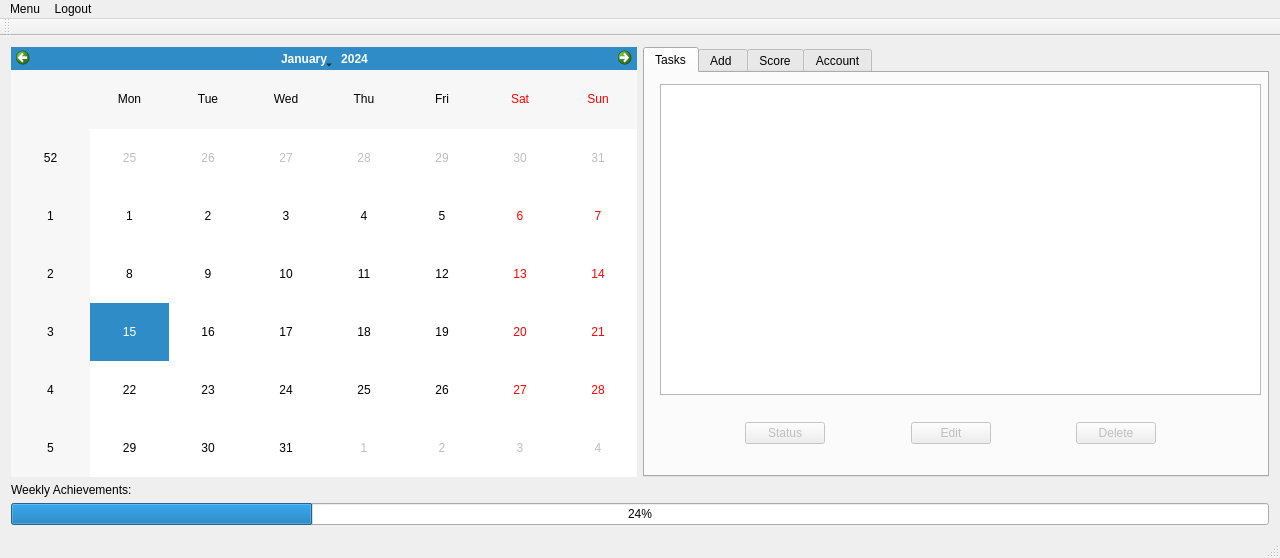
First picture: the form in PersonalPlanner/mainwindow.ui, repository sabrine-gamdou/PersonalPlanner, before the edit.
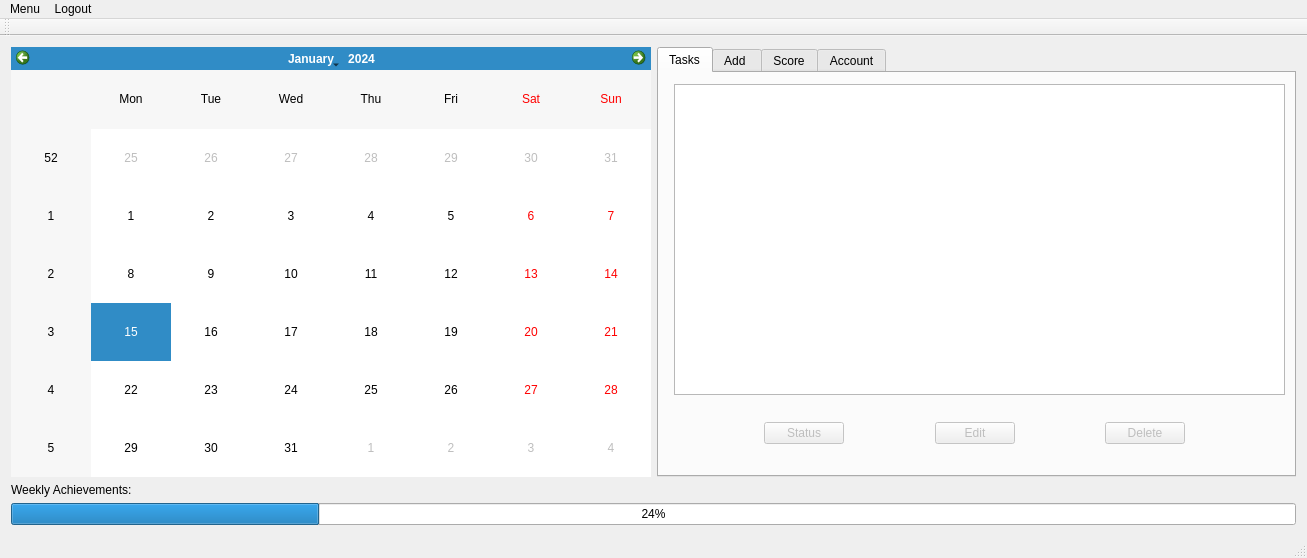
Second picture: the form after the edit. Custom widgets are drawn as their Qt base class.

Diff of the .ui file:
```diff
--- a/PersonalPlanner/mainwindow.ui
+++ b/PersonalPlanner/mainwindow.ui
@@ -6,7 +6,7 @@
    <rect>
     <x>0</x>
     <y>0</y>
-    <width>1280</width>
+    <width>1307</width>
     <height>558</height>
    </rect>
   </property>
@@ -49,7 +49,7 @@
            <rect>
             <x>15</x>
             <y>11</y>
-            <width>601</width>
+            <width>611</width>
             <height>311</height>
            </rect>
           </property>
@@ -59,7 +59,7 @@
            <rect>
             <x>10</x>
             <y>330</y>
-            <width>591</width>
+            <width>611</width>
             <height>61</height>
            </rect>
           </property>
@@ -641,7 +641,7 @@
     <rect>
      <x>0</x>
      <y>0</y>
-     <width>1280</width>
+     <width>1307</width>
      <height>22</height>
     </rect>
    </property>
```
